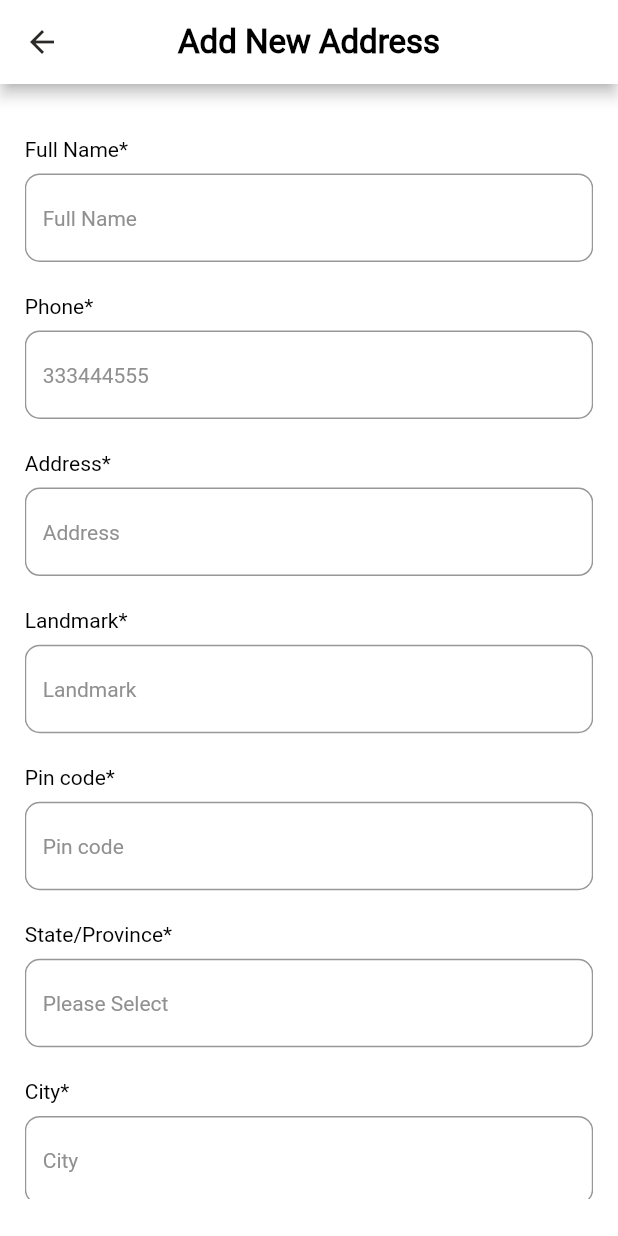
After one commit to gargkhushi2/vg_implementation, a Flutter app: the AddNewAddress screen opened by its route, on a phone screen of 412 x 824 dp. The commit adds this screen. Run offline on Flutter 3.47's test engine with Material 3 defaults, Android fonts, the light colour scheme and no system bars; our stand-ins replace dio, get_storage, retrofit; accounts and stored records are empty; generated files the repository leaves out were written again; Roboto replaces fonts that are missing (Roboto-Regular.ttf).

Commit message:
add new address screen basic implementation, modifications in order details, orders list screen, common text form field.

```diff
--- a/lib/routes/app_routes.dart
+++ b/lib/routes/app_routes.dart
@@ -2,6 +2,7 @@
 // manages navigation.
 
 import 'package:after_market_mobile_application/constants/app_strings.dart';
+import 'package:after_market_mobile_application/views/screens/address/add_new_address.dart';
 import 'package:after_market_mobile_application/views/screens/authentication/login.dart';
 import 'package:after_market_mobile_application/views/screens/authentication/signup.dart';
 import 'package:after_market_mobile_application/views/screens/authentication/welcome_back.dart';
@@ -34,6 +35,7 @@ class AppRoutes {
   static const returnOrder = '/returnOrder';
   static const reviewForm = '/reviewForm';
   static const orderPlaced = '/orderPlaced';
+  static const addNewAddress = "/addNewAddress";
 
   static Route getRoutes(RouteSettings settings) {
     switch (settings.name) {
@@ -93,6 +95,9 @@ class AppRoutes {
       case orderPlaced:
         return MaterialPageRoute(
             builder: (BuildContext context) => OrderPlaced());
+      case addNewAddress:
+        return MaterialPageRoute(
+            builder: (BuildContext context) => AddNewAddress());
 
       default:
         return MaterialPageRoute(
--- /dev/null
+++ b/lib/views/screens/address/add_new_address.dart
@@ -0,0 +1,107 @@
+import 'package:after_market_mobile_application/helper/responsiveness_handler.dart';
+import 'package:after_market_mobile_application/views/shared_widgets/app_button.dart';
+import 'package:after_market_mobile_application/views/shared_widgets/common_text_form_field.dart';
+import 'package:after_market_mobile_application/views/shared_widgets/custom_app_header.dart';
+import 'package:flutter/material.dart';
+
+class AddNewAddress extends StatefulWidget {
+  const AddNewAddress({super.key});
+
+  @override
+  State<AddNewAddress> createState() => _AddNewAddressState();
+}
+
+class _AddNewAddressState extends State<AddNewAddress> {
+  List<Map<String, dynamic>> addressFormList = [
+    {
+      "controller": TextEditingController(),
+      "hintText": "Full Name",
+      "keyboardType": TextInputType.name,
+      "labelText": "Full Name*",
+    },
+    {
+      "controller": TextEditingController(),
+      "hintText": "333444555",
+      "keyboardType": TextInputType.phone,
+      "labelText": "Phone*",
+    },
+    {
+      "controller": TextEditingController(),
+      "hintText": "Address",
+      "keyboardType": TextInputType.streetAddress,
+      "labelText": "Address*",
+    },
+    {
+      "controller": TextEditingController(),
+      "hintText": "Landmark",
+      "keyboardType": TextInputType.streetAddress,
+      "labelText": "Landmark*",
+    },
+    {
+      "controller": TextEditingController(),
+      "hintText": "Pin code",
+      "keyboardType": TextInputType.number,
+      "labelText": "Pin code*",
+    },
+    {
+      "controller": TextEditingController(),
+      "hintText": "Please Select",
+      "keyboardType": TextInputType.text,
+      "labelText": "State/Province*",
+    },
+    {
+      "controller": TextEditingController(),
+      "hintText": "City",
+      "keyboardType": TextInputType.text,
+      "labelText": "City*",
+    },
+  ];
+  @override
+  Widget build(BuildContext context) {
+    final responsivenessHandler = ResponsivenessHandler(context);
+    return Scaffold(
+      appBar: const CustomAppHeader(
+        headerText: "Add New Address",
+      ),
+      body: Padding(
+        padding: EdgeInsets.symmetric(
+          horizontal: responsivenessHandler.getResponsiveWidth(
+            4,
+          ),
+          vertical: responsivenessHandler.getResponsiveHeight(
+            3,
+          ),
+        ),
+        child: SingleChildScrollView(
+          child: Column(
+            children: [
+              ListView.builder(
+                shrinkWrap: true,
+                itemCount: addressFormList.length,
+                physics: const NeverScrollableScrollPhysics(),
+                itemBuilder: (context, index) {
+                  return CommonTextFormField(
+                    verticalPadding: responsivenessHandler.getResponsiveHeight(
+                      0.16,
+                    ),
+                    controller: addressFormList[index]['controller'],
+                    hintText: addressFormList[index]['hintText'],
+                    isOutlineInputBorder: true,
+                    labelText: addressFormList[index]['labelText'],
+                    keyBoardType: addressFormList[index]['keyboardType'],
+                  );
+                },
+              ),
+              AppButton(
+                buttonText: "Save Address",
+                onPressed: () {
+                  // save address functionality
+                },
+              ),
+            ],
+          ),
+        ),
+      ),
+    );
+  }
+}
--- a/lib/views/screens/order/order_details.dart
+++ b/lib/views/screens/order/order_details.dart
@@ -213,7 +213,7 @@ Widget orderStatusDetailCard(
       children: [
         Container(
           decoration: BoxDecoration(
-            borderRadius: BorderRadius.only(
+            borderRadius: const BorderRadius.only(
               topLeft: Radius.circular(
                 14,
               ),
--- a/lib/views/screens/order/orders_list_screen.dart
+++ b/lib/views/screens/order/orders_list_screen.dart
@@ -70,7 +70,6 @@ class OrdersListScreen extends StatelessWidget {
 ///
 /// [orderStatus] is the current status of the order.
 /// [date] is the date of the order.
-/// [orderStatusImagePath] is the path to the image representing the order status.
 /// [productImage] is the path to the product image.
 /// [productName] is the name of the product.
 /// [productSize] is the size of the product.
--- a/lib/views/shared_widgets/common_text_form_field.dart
+++ b/lib/views/shared_widgets/common_text_form_field.dart
@@ -2,6 +2,7 @@ import 'package:after_market_mobile_application/constants/app_colors.dart';
 import 'package:after_market_mobile_application/constants/app_images.dart';
 import 'package:after_market_mobile_application/constants/app_style.dart';
 import 'package:after_market_mobile_application/helper/responsiveness_handler.dart';
+import 'package:after_market_mobile_application/views/shared_widgets/spacer.dart';
 import 'package:flutter/material.dart';
 
 /// This class defines a customizable text form field with various properties.
@@ -39,6 +40,7 @@ class CommonTextFormField extends StatefulWidget {
     this.isOutlineInputBorder = false,
     this.keyBoardType = TextInputType.text,
     this.maxLines = 1,
+    this.maxLength,
   });
 
   final TextEditingController controller;
@@ -55,6 +57,7 @@ class CommonTextFormField extends StatefulWidget {
   final bool isOutlineInputBorder;
   final TextInputType keyBoardType;
   final int maxLines;
+  final int? maxLength;
 
   @override
   State<CommonTextFormField> createState() => _CommonTextFormFieldState();
@@ -83,6 +86,7 @@ class _CommonTextFormFieldState extends State<CommonTextFormField> {
               widget.labelText,
               style: textTheme.headlineSmall,
             ),
+            verticalSpacer(),
           ],
           TextFormField(
             scrollPadding: EdgeInsets.only(
@@ -91,6 +95,7 @@ class _CommonTextFormFieldState extends State<CommonTextFormField> {
             controller: widget.controller,
             cursorColor: AppColors.grey,
             maxLines: widget.maxLines,
+            maxLength: widget.maxLength,
             decoration: InputDecoration(
               hintText: widget.hintText,
               hintStyle: textTheme.labelSmall?.copyWith(
```
